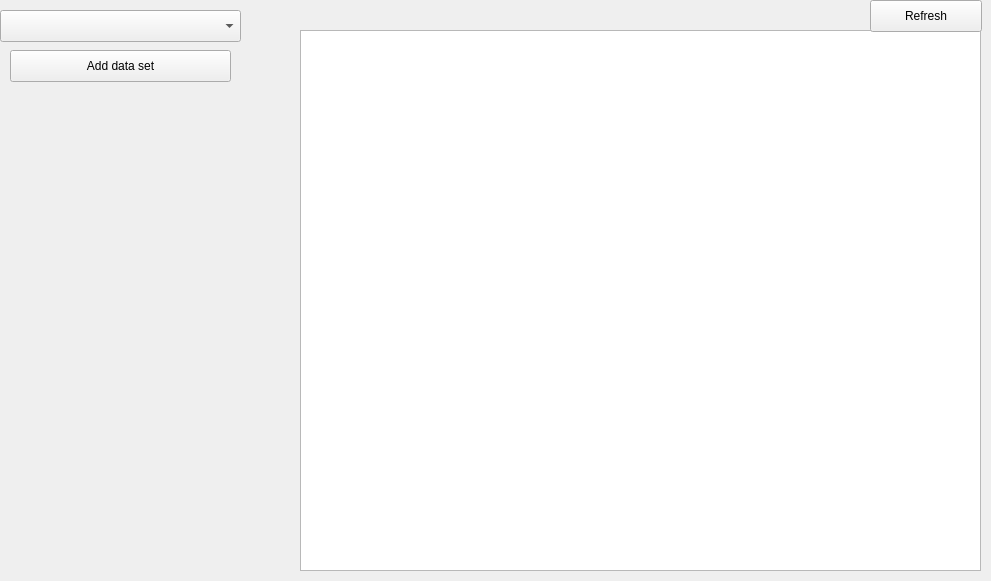
This is app/table.ui in NgyAnthony/supinfo-2ccpp as Qt 5 draws it before an edit. The edited form follows.
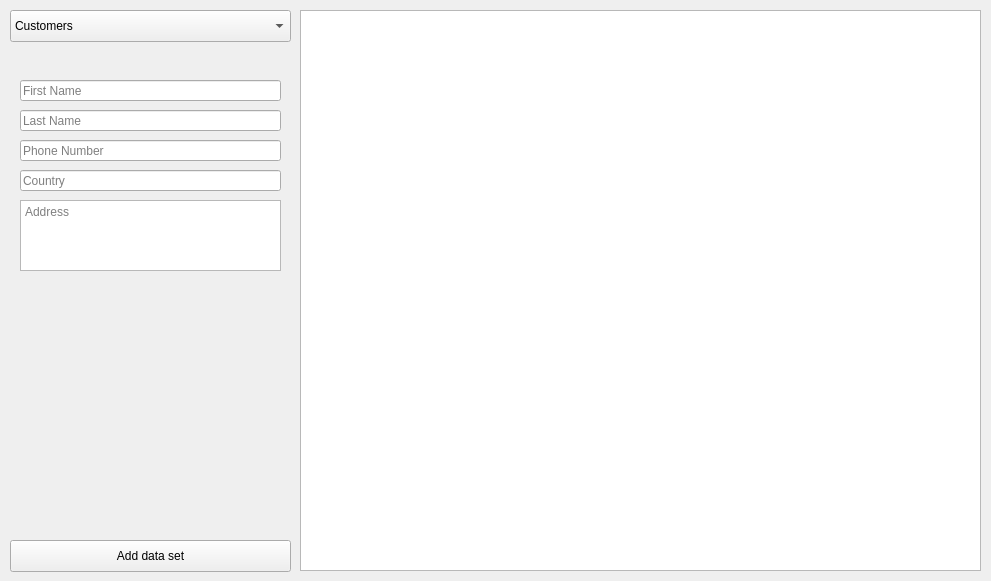
This is the edited form.

Commit message: Add customer management READ. CREATE in progress

What changed in the file:
```diff
--- a/app/table.ui
+++ b/app/table.ui
@@ -16,19 +16,29 @@
   <widget class="QComboBox" name="comboBox">
    <property name="geometry">
     <rect>
-     <x>0</x>
+     <x>10</x>
      <y>10</y>
-     <width>241</width>
+     <width>281</width>
      <height>32</height>
     </rect>
    </property>
+   <item>
+    <property name="text">
+     <string>Customers</string>
+    </property>
+   </item>
+   <item>
+    <property name="text">
+     <string>Pool reservations</string>
+    </property>
+   </item>
   </widget>
   <widget class="QPushButton" name="addButton">
    <property name="geometry">
     <rect>
      <x>10</x>
-     <y>50</y>
-     <width>221</width>
+     <y>540</y>
+     <width>281</width>
      <height>32</height>
     </rect>
    </property>
@@ -40,24 +50,92 @@
    <property name="geometry">
     <rect>
      <x>300</x>
-     <y>30</y>
+     <y>10</y>
      <width>681</width>
-     <height>541</height>
+     <height>561</height>
     </rect>
    </property>
   </widget>
-  <widget class="QPushButton" name="refreshButton">
+  <widget class="QStackedWidget" name="stackedWidget">
    <property name="geometry">
     <rect>
-     <x>870</x>
-     <y>0</y>
-     <width>112</width>
-     <height>32</height>
+     <x>20</x>
+     <y>50</y>
+     <width>261</width>
+     <height>481</height>
     </rect>
    </property>
-   <property name="text">
-    <string>Refresh</string>
-   </property>
+   <widget class="QWidget" name="customers">
+    <widget class="QLineEdit" name="lineEdit">
+     <property name="geometry">
+      <rect>
+       <x>0</x>
+       <y>30</y>
+       <width>261</width>
+       <height>21</height>
+      </rect>
+     </property>
+     <property name="placeholderText">
+      <string>First Name</string>
+     </property>
+    </widget>
+    <widget class="QLineEdit" name="lineEdit_2">
+     <property name="geometry">
+      <rect>
+       <x>0</x>
+       <y>60</y>
+       <width>261</width>
+       <height>21</height>
+      </rect>
+     </property>
+     <property name="placeholderText">
+      <string>Last Name</string>
+     </property>
+    </widget>
+    <widget class="QLineEdit" name="lineEdit_3">
+     <property name="geometry">
+      <rect>
+       <x>0</x>
+       <y>90</y>
+       <width>261</width>
+       <height>21</height>
+      </rect>
+     </property>
+     <property name="placeholderText">
+      <string>Phone Number</string>
+     </property>
+    </widget>
+    <widget class="QLineEdit" name="lineEdit_4">
+     <property name="geometry">
+      <rect>
+       <x>0</x>
+       <y>120</y>
+       <width>261</width>
+       <height>21</height>
+      </rect>
+     </property>
+     <property name="text">
+      <string/>
+     </property>
+     <property name="placeholderText">
+      <string>Country</string>
+     </property>
+    </widget>
+    <widget class="QTextEdit" name="textEdit">
+     <property name="geometry">
+      <rect>
+       <x>0</x>
+       <y>150</y>
+       <width>261</width>
+       <height>71</height>
+      </rect>
+     </property>
+     <property name="placeholderText">
+      <string>Address</string>
+     </property>
+    </widget>
+   </widget>
+   <widget class="QWidget" name="poolreservation"/>
   </widget>
  </widget>
  <resources/>
```
The commit also changes 5 other files.
